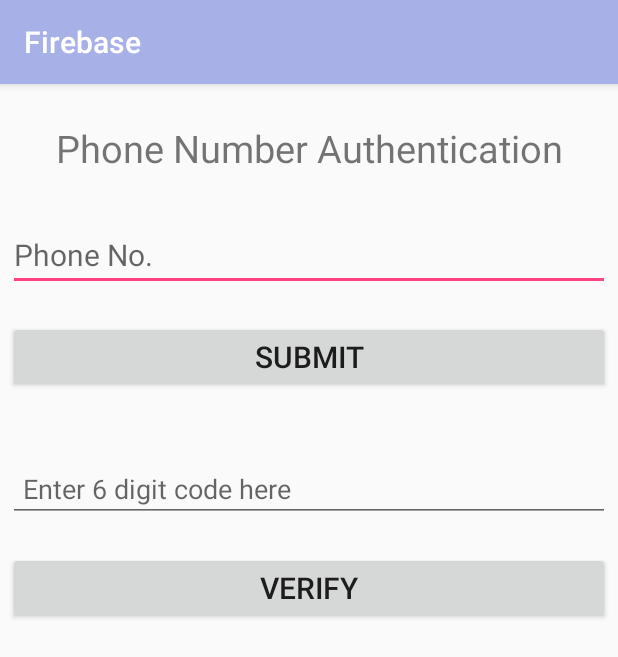
After one commit to aliasghar7552/Android, an Android app: the PhoneAuth screen opened directly, with no data from a screen before it, on a phone screen of 412 x 824 dp. The commit adds this screen. Shown: the top 657 px of the screen. Run offline under Robolectric (Android 15) with nearby library versions, the phone set to English and light mode, and no system bars; our stand-ins replace Firebase (no records; nobody signed in at launch, a user with empty details on screens opened directly).

Commit message:
Email and phone authentication with firebase

```diff
--- a/Firebase/app/src/main/AndroidManifest.xml
+++ b/Firebase/app/src/main/AndroidManifest.xml
@@ -17,7 +17,8 @@
             </intent-filter>
         </activity>
         <activity android:name=".Welcome" />
-        <activity android:name=".SignUp"></activity>
+        <activity android:name=".SignUp" />
+        <activity android:name=".PhoneAuth"></activity>
     </application>
 
 </manifest>
--- a/Firebase/app/src/main/java/com/example/aliasghar/firebase/MainActivity.java
+++ b/Firebase/app/src/main/java/com/example/aliasghar/firebase/MainActivity.java
@@ -90,4 +90,10 @@ public class MainActivity extends AppCompatActivity {
 
     }
 
+    public void phoneAuth(View view) {
+        Intent intent = new Intent(getBaseContext(), PhoneAuth.class);
+        startActivity(intent);
+
+    }
+
 }
--- /dev/null
+++ b/Firebase/app/src/main/java/com/example/aliasghar/firebase/PhoneAuth.java
@@ -0,0 +1,129 @@
+package com.example.aliasghar.firebase;
+
+import android.content.Intent;
+import android.support.annotation.NonNull;
+import android.support.v7.app.AppCompatActivity;
+import android.os.Bundle;
+import android.util.Log;
+import android.view.View;
+import android.widget.Button;
+import android.widget.EditText;
+import android.widget.ImageView;
+import android.widget.TextView;
+import android.widget.Toast;
+
+import com.google.android.gms.tasks.OnCompleteListener;
+import com.google.android.gms.tasks.Task;
+import com.google.firebase.FirebaseException;
+import com.google.firebase.FirebaseTooManyRequestsException;
+import com.google.firebase.auth.AuthResult;
+import com.google.firebase.auth.FirebaseAuth;
+import com.google.firebase.auth.FirebaseAuthInvalidCredentialsException;
+import com.google.firebase.auth.FirebaseUser;
+import com.google.firebase.auth.PhoneAuthCredential;
+import com.google.firebase.auth.PhoneAuthProvider;
+
+import java.util.concurrent.TimeUnit;
+
+public class PhoneAuth extends AppCompatActivity {
+
+    private static final String TAG = "PhoneLogin";
+    private boolean mVerificationInProgress = false;
+    private String mVerificationId;
+    private PhoneAuthProvider.ForceResendingToken mResendToken;
+    private PhoneAuthProvider.OnVerificationStateChangedCallbacks mCallbacks;
+    private FirebaseAuth mAuth;
+
+    EditText etPhone,etCode;
+    Button btSubmit,btVerify;
+
+    @Override
+    protected void onCreate(Bundle savedInstanceState) {
+        super.onCreate(savedInstanceState);
+        setContentView(R.layout.activity_phone_auth);
+
+
+        etPhone = (EditText) findViewById(R.id.editText);
+        etCode = (EditText) findViewById(R.id.editText2);
+
+        btSubmit = (Button) findViewById(R.id.button);
+        btVerify = (Button) findViewById(R.id.button2);
+
+        mAuth = FirebaseAuth.getInstance();
+
+        mCallbacks = new PhoneAuthProvider.OnVerificationStateChangedCallbacks() {
+
+            @Override
+            public void onVerificationCompleted(PhoneAuthCredential credential) {
+
+                Log.d(TAG, "onVerificationCompleted:" + credential);
+                Toast.makeText(PhoneAuth.this, "Verification Complete", Toast.LENGTH_SHORT).show();
+                signInWithPhoneAuthCredential(credential);
+            }
+
+
+            @Override
+            public void onVerificationFailed(FirebaseException e) {
+                Log.w(TAG, "onVerificationFailed", e);
+                Toast.makeText(PhoneAuth.this, "Verification Failed", Toast.LENGTH_SHORT).show();
+                if (e instanceof FirebaseAuthInvalidCredentialsException) {
+                }
+                else if (e instanceof FirebaseTooManyRequestsException) {
+                }
+
+            }
+
+            @Override
+            public void onCodeSent(String verificationId,
+                                   PhoneAuthProvider.ForceResendingToken token) {
+                Log.d(TAG, "onCodeSent:" + verificationId);
+                Toast.makeText(PhoneAuth.this, "Verification code has been send on your number", Toast.LENGTH_SHORT).show();
+                mVerificationId = verificationId;
+                mResendToken = token;
+
+
+            }
+        };
+
+        btSubmit.setOnClickListener(new View.OnClickListener() {
+            @Override
+            public void onClick(View v) {
+                PhoneAuthProvider.getInstance().verifyPhoneNumber(
+                        etPhone.getText().toString(),        // Phone number to verify
+                        60,                 // Timeout duration
+                        TimeUnit.SECONDS,   // Unit of timeout
+                        PhoneAuth.this,               // Activity (for callback binding)
+                        mCallbacks);        // OnVerificationStateChangedCallbacks
+            }
+        });
+
+        btVerify.setOnClickListener(new View.OnClickListener() {
+            @Override
+            public void onClick(View v) {
+                PhoneAuthCredential credential = PhoneAuthProvider.getCredential(mVerificationId, etCode.getText().toString());
+            }
+        });
+    }
+
+    private void signInWithPhoneAuthCredential(PhoneAuthCredential credential) {
+        mAuth.signInWithCredential(credential)
+                .addOnCompleteListener(this, new OnCompleteListener<AuthResult>() {
+                    @Override
+                    public void onComplete(@NonNull Task<AuthResult> task) {
+                        if (task.isSuccessful()) {
+                            // Sign in success, update UI with the signed-in user's information
+                            Log.d(TAG, "signInWithCredential:success");
+                            Toast.makeText(PhoneAuth.this,"Verification Done",Toast.LENGTH_SHORT).show();
+                            Intent intent = new Intent(getBaseContext(), Welcome.class);
+                            startActivity(intent);
+                        } else {
+                            Log.w(TAG, "signInWithCredential:failure", task.getException());
+                            if (task.getException() instanceof FirebaseAuthInvalidCredentialsException) {
+                                Toast.makeText(PhoneAuth.this,"Invalid Verification",Toast.LENGTH_SHORT).show();
+                            }
+                        }
+                    }
+                });
+    }
+
+}
--- a/Firebase/app/src/main/java/com/example/aliasghar/firebase/SignUp.java
+++ b/Firebase/app/src/main/java/com/example/aliasghar/firebase/SignUp.java
@@ -71,7 +71,6 @@ public class SignUp extends AppCompatActivity {
                                 //updateUI(null);
                             }
 
-                            // ...
                         }
                     });
         }
--- /dev/null
+++ b/Firebase/app/src/main/res/layout/activity_phone_auth.xml
@@ -0,0 +1,63 @@
+<?xml version="1.0" encoding="utf-8"?>
+<RelativeLayout xmlns:android="http://schemas.android.com/apk/res/android"
+    xmlns:app="http://schemas.android.com/apk/res-auto"
+    xmlns:tools="http://schemas.android.com/tools"
+    android:layout_width="match_parent"
+    android:layout_height="match_parent"
+    tools:context="com.example.aliasghar.firebase.PhoneAuth"
+    android:padding="5dp">
+
+
+
+    <TextView
+        android:id="@+id/heading"
+        android:layout_width="match_parent"
+        android:layout_height="wrap_content"
+        android:layout_marginTop="20dp"
+        android:text="Phone Number Authentication"
+        android:layout_centerHorizontal="true"
+        android:textSize="25dp"
+        android:textAlignment="center"/>
+
+    <EditText
+        android:id="@+id/editText"
+        android:layout_width="match_parent"
+        android:layout_height="wrap_content"
+        android:layout_below="@+id/heading"
+        android:layout_centerHorizontal="true"
+        android:layout_marginTop="30dp"
+        android:textSize="20dp"
+        android:inputType="phone"
+        android:hint="Phone No."/>
+
+    <Button
+        android:id="@+id/button"
+        android:layout_width="match_parent"
+        android:layout_height="wrap_content"
+        android:layout_below="@+id/editText"
+        android:layout_marginTop="20dp"
+        android:text="Submit"
+        android:textSize="20dp"/>
+
+
+        <EditText
+            android:id="@+id/editText2"
+            android:layout_width="match_parent"
+            android:layout_height="wrap_content"
+            android:layout_below="@+id/button"
+            android:layout_centerHorizontal="true"
+            android:layout_marginTop="41dp"
+            android:padding="10dp"
+            android:inputType="phone"
+            android:hint="Enter 6 digit code here"/>
+
+        <Button
+            android:id="@+id/button2"
+            android:layout_width="match_parent"
+            android:layout_height="wrap_content"
+            android:layout_below="@+id/editText2"
+            android:layout_marginTop="20dp"
+            android:text="Verify"
+            android:textSize="20dp" />
+
+</RelativeLayout>
```
Also changed, not shown: Firebase/app/src/main/res/layout/activity_main.xml (+12 -0 lines).
